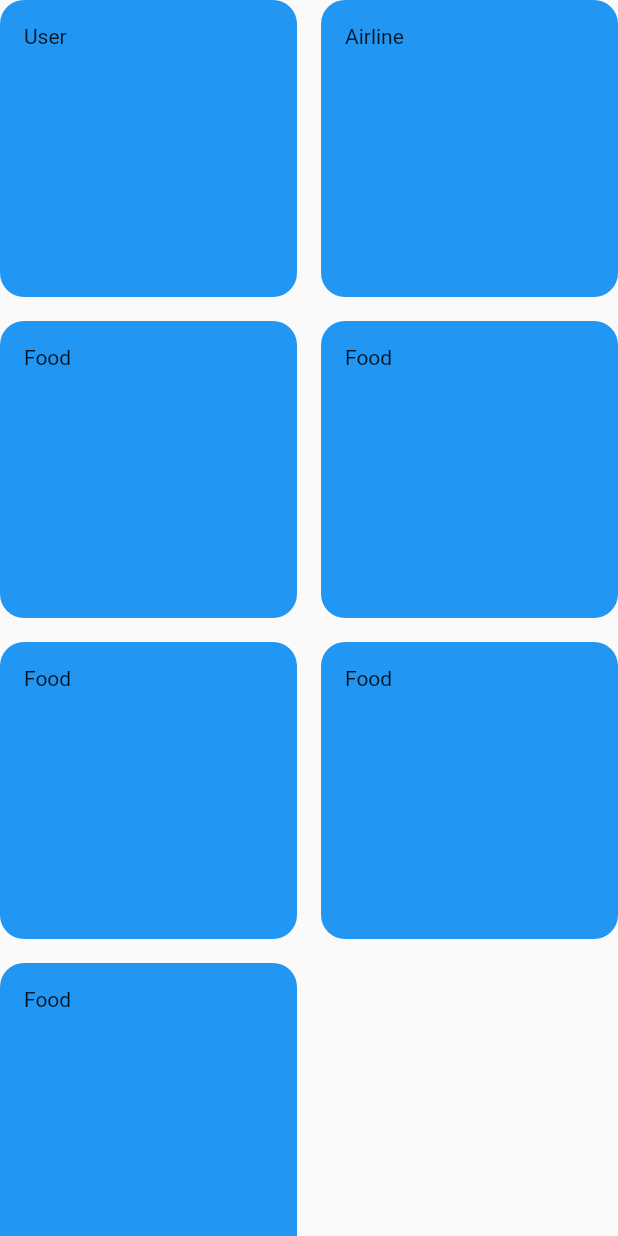
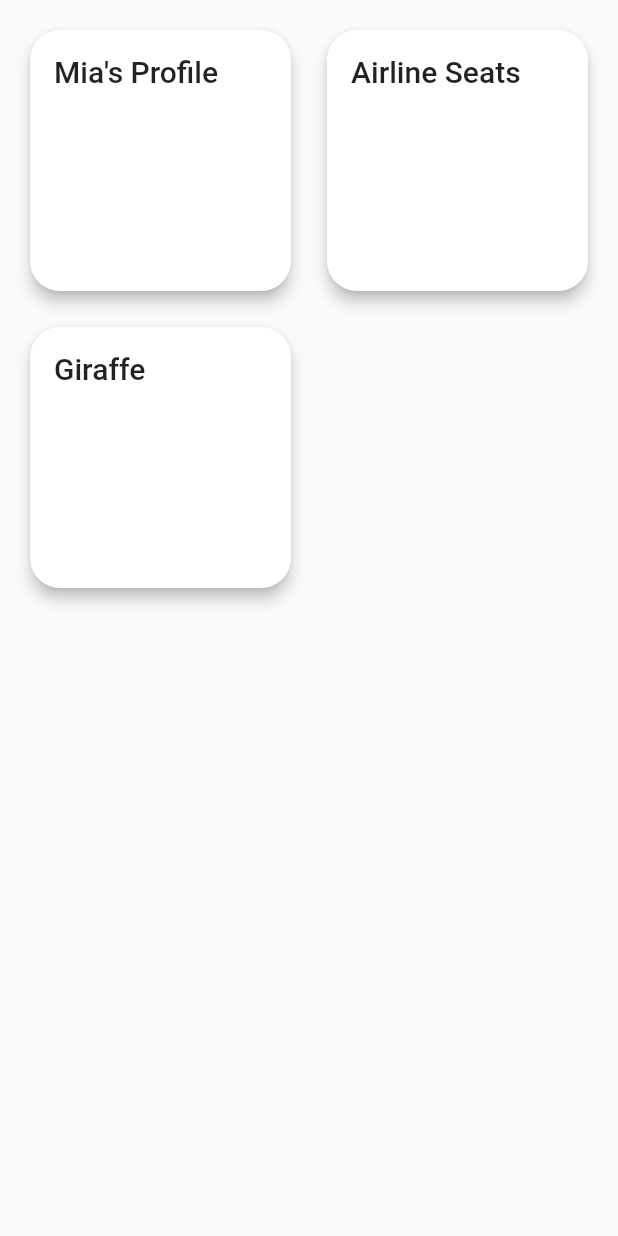
Before and after one commit to stargazing-dino/flutter_designs, a Flutter app: the screen it shows after launch, on a phone screen of 412 x 824 dp. Run offline on Flutter 3.47's test engine with Material 2 defaults, Android fonts, the phone set to English and light mode, and no system bars.

Commit message:
renamed stuff to be more specific

```diff
--- a/lib/main.dart
+++ b/lib/main.dart
@@ -1,5 +1,7 @@
-import 'package:designs/pages/airline/airline.dart';
-import 'package:designs/pages/user_profile/user_profile.dart';
+import 'package:designs/constants.dart';
+import 'package:designs/pages/airline_seats/airline.dart';
+import 'package:designs/pages/giraffe_education/giraffe_education.dart';
+import 'package:designs/pages/mia_user_profile/mia_user_profile.dart';
 import 'package:flutter/material.dart';
 
 void main() => runApp(App());
@@ -12,12 +14,15 @@ class App extends StatelessWidget {
       theme: ThemeData(primarySwatch: Colors.blue),
       home: Home(),
       routes: {
-        '/user_profile': (_) => UserProfilePage(),
-        '/airline': (_) => AirlinePage(),
+        '/mia_user_profile': (_) => MiaUserProfilePage(),
+        '/airline_seats': (_) => AirlineSeatsPage(),
+        '/giraffe': (_) => GiraffeEducationPage(),
       },
     );
   }
 }
+
+class UserProfilePage {}
 
 class Home extends StatefulWidget {
   @override
@@ -30,19 +35,16 @@ class _HomeState extends State<Home> {
     return Scaffold(
       body: SafeArea(
         child: GridView(
+          padding: const EdgeInsets.all(kPa),
           gridDelegate: SliverGridDelegateWithFixedCrossAxisCount(
             crossAxisCount: 2,
             crossAxisSpacing: 16,
             mainAxisSpacing: 16,
           ),
           children: <Widget>[
-            PageButton(title: 'User', to: '/user_profile'),
-            PageButton(title: 'Airline', to: '/airline'),
-            PageButton(title: 'Food', to: '/food'),
-            PageButton(title: 'Food', to: '/food'),
-            PageButton(title: 'Food', to: '/food'),
-            PageButton(title: 'Food', to: '/food'),
-            PageButton(title: 'Food', to: '/food'),
+            PageButton(title: 'Mia\'s Profile', to: '/mia_user_profile'),
+            PageButton(title: 'Airline Seats', to: '/airline'),
+            PageButton(title: 'Giraffe', to: '/giraffe'),
           ],
         ),
       ),
@@ -51,21 +53,49 @@ class _HomeState extends State<Home> {
 }
 
 class PageButton extends StatelessWidget {
-  const PageButton({this.title, this.to})
-      : assert(title != null),
+  const PageButton({
+    @required this.title,
+    @required this.to,
+    this.description = '',
+  })  : assert(title != null),
         assert(to != null);
 
   final String to;
   final String title;
+  final String description;
 
   @override
   Widget build(BuildContext context) {
-    return Material(
-      borderRadius: BorderRadius.circular(16.0),
-      color: Colors.blue,
+    return Card(
+      elevation: 4.0,
+      shape: RoundedRectangleBorder(
+        borderRadius: BorderRadius.circular(kBorderRadius),
+      ),
       child: InkWell(
         onTap: () => Navigator.pushNamed(context, to),
-        child: Padding(padding: const EdgeInsets.all(16.0), child: Text(title)),
+        child: Padding(
+          padding: const EdgeInsets.all(kPa),
+          child: Column(
+            crossAxisAlignment: CrossAxisAlignment.start,
+            children: <Widget>[
+              Text(
+                title,
+                style: Theme.of(context).textTheme.title.copyWith(),
+              ),
+              const SizedBox(height: kGapSmall),
+              Expanded(
+                child: Text(
+                  description,
+                  style: Theme.of(context)
+                      .textTheme
+                      .caption
+                      .copyWith(fontSize: 16.0),
+                  overflow: TextOverflow.fade,
+                ),
+              ),
+            ],
+          ),
+        ),
       ),
     );
   }
--- a/lib/pages/user_profile/user_profile.dart
+++ b/lib/pages/mia_user_profile/mia_user_profile.dart
@@ -1,9 +1,9 @@
 import 'package:designs/constants.dart';
-import 'package:designs/pages/user_profile/photo_urls.dart';
+import 'package:designs/pages/mia_user_profile/photo_urls.dart';
 import 'package:designs/shared/rounded_square.dart';
 import 'package:flutter/material.dart';
 
-class UserProfilePage extends StatelessWidget {
+class MiaUserProfilePage extends StatelessWidget {
   @override
   Widget build(BuildContext context) {
     final screenHeight = MediaQuery.of(context).size.height;
```
Also changed, not shown: lib/pages/airline_seats/airline.dart (renamed from lib/pages/airline/airline.dart, +5 -5 lines), lib/pages/giraffe_education/giraffe_education.dart (added, +68 -0 lines), lib/pages/airline_seats/boarding_pass.dart (renamed from lib/pages/airline/boarding_pass.dart), lib/pages/airline_seats/plane_painter.dart (renamed from lib/pages/airline/plane_painter.dart), lib/pages/airline_seats/ticket.dart (renamed from lib/pages/airline/ticket.dart), lib/pages/airline_seats/timeline.dart (renamed from lib/pages/airline/timeline.dart), lib/pages/mia_user_profile/photo_urls.dart (renamed from lib/pages/user_profile/photo_urls.dart), 1 other file.
